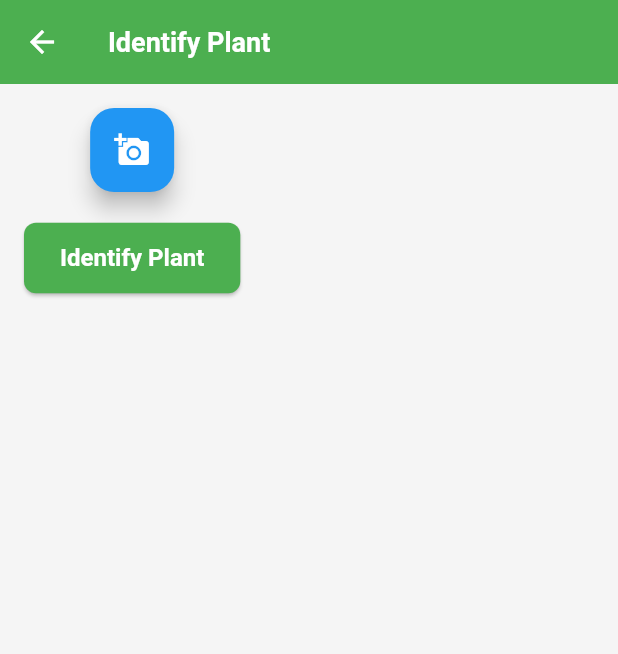
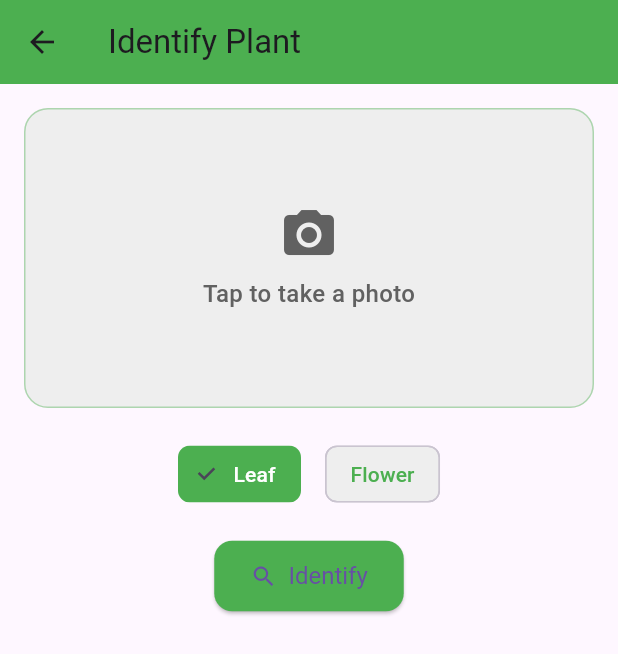
Before and after one commit to AT-Phillips/planty-palace, a Flutter app: the IdentifyPlantScreen screen opened by its route, on a phone screen of 412 x 824 dp. Shown: the top 654 px of the screen. Run offline on Flutter 3.47's test engine with Material 3 defaults, Android fonts, the phone set to English and light mode, and no system bars; our stand-ins replace image_picker, sqflite, sqflite_common_ffi; accounts and stored records are empty; statements that could not run were skipped.

Commit message:
Added/cleaned up camera capture files

```diff
--- a/lib/screens/identify_plant_screen.dart
+++ b/lib/screens/identify_plant_screen.dart
@@ -1,111 +1,89 @@
-import 'dart:convert';
 import 'dart:io';
 
 import 'package:flutter/material.dart';
-
-import '../helpers/plantnet_helper.dart';
-import '../widgets/image_picker_button.dart';
+import 'package:planty_palace/styles/app_theme.dart';
+import 'package:planty_palace/widgets/organ_toggle.dart';
+import 'package:planty_palace/widgets/identify_button.dart';
+import 'package:planty_palace/widgets/camera_capture_area.dart';
 
 class IdentifyPlantScreen extends StatefulWidget {
-  const IdentifyPlantScreen({super.key});
+  const IdentifyPlantScreen({Key? key}) : super(key: key);
 
   @override
   State<IdentifyPlantScreen> createState() => _IdentifyPlantScreenState();
 }
 
 class _IdentifyPlantScreenState extends State<IdentifyPlantScreen> {
+  String _selectedOrgan = 'leaf';
+  bool _showResultPreview = false;
   File? _pickedImage;
-  bool _isLoading = false;
-  Map<String, dynamic>? _results;
 
-  void _onImagePicked(File? image) {
-    if (image != null) {
-      setState(() {
-        _pickedImage = image;
-        _results = null;
-      });
-    }
+  void _onOrganChanged(String organ) {
+    setState(() {
+      _selectedOrgan = organ;
+    });
   }
 
-  Future<void> _identifyPlant() async {
+  void _onIdentifyPressed() {
     if (_pickedImage == null) {
       ScaffoldMessenger.of(context).showSnackBar(
-        const SnackBar(content: Text('Please capture a plant photo first')),
+        const SnackBar(content: Text('Please take a photo first.')),
       );
       return;
     }
 
     setState(() {
-      _isLoading = true;
-      _results = null;
+      _showResultPreview = true;
     });
 
-    final response = await PlantNetHelper.identifyPlant(images: [_pickedImage!]);
-
-    setState(() {
-      _isLoading = false;
-      _results = response;
-    });
-  }
-
-  Widget _buildImagePreview() {
-    if (_pickedImage == null) return const SizedBox.shrink();
-
-    return Padding(
-      padding: const EdgeInsets.only(top: 12.0),
-      child: Stack(
-        alignment: Alignment.topRight,
-        children: [
-          Image.file(_pickedImage!, width: double.infinity, height: 180, fit: BoxFit.cover),
-          GestureDetector(
-            onTap: () {
-              setState(() {
-                _pickedImage = null;
-                _results = null;
-              });
-            },
-            child: const CircleAvatar(
-              radius: 16,
-              backgroundColor: Colors.red,
-              child: Icon(Icons.close, size: 18, color: Colors.white),
-            ),
-          ),
-        ],
-      ),
-    );
-  }
-
-  Widget _buildResults() {
-    if (_results == null) return const SizedBox.shrink();
-
-    return SingleChildScrollView(
-      padding: const EdgeInsets.all(8),
-      child: Text(
-        JsonEncoder.withIndent('  ').convert(_results),
-        style: const TextStyle(fontFamily: 'monospace'),
-      ),
-    );
+    // TODO: Call Pl@ntNet service using _pickedImage and _selectedOrgan
   }
 
   @override
   Widget build(BuildContext context) {
     return Scaffold(
-      appBar: AppBar(title: const Text('Identify Plant')),
-      body: Padding(
-        padding: const EdgeInsets.all(16),
+      appBar: AppBar(
+        title: const Text('Identify Plant'),
+        backgroundColor: AppTheme.primaryColor,
+      ),
+      body: SingleChildScrollView(
+        padding: const EdgeInsets.all(16.0),
         child: Column(
           children: [
-            ImagePickerButton(onImagePicked: _onImagePicked),
-            _buildImagePreview(),
-            const SizedBox(height: 20),
-            ElevatedButton(
-              onPressed: _isLoading ? null : _identifyPlant,
-              child: _isLoading
-                  ? const CircularProgressIndicator(color: Colors.white)
-                  : const Text('Identify Plant'),
+            CameraCaptureArea(
+              onImagePicked: (File image) {
+                setState(() {
+                  _pickedImage = image;
+                  _showResultPreview = false;
+                });
+              },
             ),
             const SizedBox(height: 20),
-            Expanded(child: _buildResults()),
+            OrganToggle(
+              selectedOrgan: _selectedOrgan,
+              onChanged: _onOrganChanged,
+            ),
+            const SizedBox(height: 20),
+            IdentifyButton(onPressed: _onIdentifyPressed),
+            const SizedBox(height: 30),
+            AnimatedOpacity(
+              opacity: _showResultPreview ? 1.0 : 0.0,
+              duration: const Duration(milliseconds: 500),
+              child: _showResultPreview
+                  ? Container(
+                      width: double.infinity,
+                      padding: const EdgeInsets.all(16),
+                      decoration: BoxDecoration(
+                        color: Colors.green[50],
+                        borderRadius: BorderRadius.circular(16),
+                      ),
+                      child: const Text(
+                        'Result preview will show up here...',
+                        style: TextStyle(fontSize: 16),
+                      ),
+                    )
+                  : const SizedBox.shrink(),
+            ),
           ],
         ),
       ),
--- /dev/null
+++ b/lib/widgets/camera_capture_area.dart
@@ -0,0 +1,69 @@
+import 'dart:io';
+import 'package:flutter/material.dart';
+import 'package:planty_palace/helpers/image_picker_helper.dart';
+import 'package:planty_palace/styles/app_theme.dart';
+
+class CameraCaptureArea extends StatefulWidget {
+  final void Function(File image) onImagePicked;
+
+  const CameraCaptureArea({super.key, required this.onImagePicked});
+
+  @override
+  State<CameraCaptureArea> createState() => _CameraCaptureAreaState();
+}
+
+class _CameraCaptureAreaState extends State<CameraCaptureArea> {
+  File? _imageFile;
+
+  Future<void> _pickImageFromCamera() async {
+    final image = await ImagePickerHelper.pickImageFromCamera();
+    if (image != null) {
+      setState(() => _imageFile = image);
+      widget.onImagePicked(image);
+    }
+  }
+
+  @override
+  Widget build(BuildContext context) {
+    return InkWell(
+      onTap: _pickImageFromCamera,
+      borderRadius: BorderRadius.circular(16),
+      child: AnimatedContainer(
+        duration: const Duration(milliseconds: 300),
+        curve: Curves.easeInOut,
+        width: double.infinity,
+        height: 200,
+        decoration: BoxDecoration(
+          color: Colors.grey[200],
+          borderRadius: BorderRadius.circular(16),
+          border: Border.all(color: AppTheme.primaryColor.withOpacity(0.4)),
+        ),
+        child: _imageFile == null
+            ? Column(
+                mainAxisAlignment: MainAxisAlignment.center,
+                children: [
+                  Icon(Icons.camera_alt, size: 40, color: Colors.grey[700]),
+                  const SizedBox(height: 8),
+                  Text(
+                    'Tap to take a photo',
+                    style: TextStyle(
+                      color: Colors.grey[700],
+                      fontSize: 16,
+                      fontWeight: FontWeight.w500,
+                    ),
+                  ),
+                ],
+              )
+            : ClipRRect(
+                borderRadius: BorderRadius.circular(16),
+                child: Image.file(
+                  _imageFile!,
+                  fit: BoxFit.cover,
+                  width: double.infinity,
+                  height: 200,
+                ),
+              ),
+      ),
+    );
+  }
+}
--- /dev/null
+++ b/lib/widgets/identify_button.dart
@@ -0,0 +1,25 @@
+import 'package:flutter/material.dart';
+import 'package:planty_palace/styles/app_theme.dart';
+
+class IdentifyButton extends StatelessWidget {
+  final VoidCallback onPressed;
+
+  const IdentifyButton({Key? key, required this.onPressed}) : super(key: key);
+
+  @override
+  Widget build(BuildContext context) {
+    return ElevatedButton.icon(
+      icon: const Icon(Icons.search),
+      label: const Text('Identify'),
+      style: ElevatedButton.styleFrom(
+        backgroundColor: AppTheme.primaryColor,
+        padding: const EdgeInsets.symmetric(horizontal: 24, vertical: 14),
+        shape: RoundedRectangleBorder(
+          borderRadius: BorderRadius.circular(12),
+        ),
+        textStyle: const TextStyle(fontSize: 16),
+      ),
+      onPressed: onPressed,
+    );
+  }
+}
--- a/lib/widgets/image_picker_button.dart
+++ /dev/null
@@ -1,51 +0,0 @@
-// lib/widgets/image_picker_button.dart
-
-import 'dart:io';
-
-import 'package:flutter/material.dart';
-import '../helpers/image_picker_helper.dart';
-
-class ImagePickerButton extends StatelessWidget {
-  final void Function(File pickedImage) onImagePicked;
-
-  const ImagePickerButton({super.key, required this.onImagePicked});
-
-  void _showPicker(BuildContext context) {
-    showModalBottomSheet(
-      context: context,
-      builder: (_) => SafeArea(
-        child: Wrap(
-          children: [
-            ListTile(
-              leading: const Icon(Icons.camera_alt),
-              title: const Text('Take Photo'),
-              onTap: () async {
-                Navigator.of(context).pop();
-                final image = await ImagePickerHelper.pickImageFromCamera();
-                if (image != null) onImagePicked(image);
-              },
-            ),
-            ListTile(
-              leading: const Icon(Icons.photo_library),
-              title: const Text('Choose from Gallery'),
-              onTap: () async {
-                Navigator.of(context).pop();
-                final image = await ImagePickerHelper.pickImageFromGallery();
-                if (image != null) onImagePicked(image);
-              },
-            ),
-          ],
-        ),
-      ),
-    );
-  }
-
-  @override
-  Widget build(BuildContext context) {
-    return FloatingActionButton(
-      onPressed: () => _showPicker(context),
-      tooltip: 'Pick Image',
-      child: const Icon(Icons.add_a_photo),
-    );
-  }
-}
--- /dev/null
+++ b/lib/widgets/organ_toggle.dart
@@ -0,0 +1,36 @@
+import 'package:flutter/material.dart';
+import 'package:planty_palace/styles/app_theme.dart';
+
+class OrganToggle extends StatelessWidget {
+  final String selectedOrgan;
+  final ValueChanged<String> onChanged;
+
+  const OrganToggle({
+    Key? key,
+    required this.selectedOrgan,
+    required this.onChanged,
+  }) : super(key: key);
+
+  @override
+  Widget build(BuildContext context) {
+    return Row(
+      mainAxisAlignment: MainAxisAlignment.center,
+      children: ['leaf', 'flower'].map((organ) {
+        final isSelected = selectedOrgan == organ;
+        return Padding(
+          padding: const EdgeInsets.symmetric(horizontal: 8.0),
+          child: ChoiceChip(
+            label: Text(organ[0].toUpperCase() + organ.substring(1)),
+            selected: isSelected,
+            onSelected: (_) => onChanged(organ),
+            selectedColor: AppTheme.primaryColor,
+            labelStyle: TextStyle(
+              color: isSelected ? Colors.white : AppTheme.primaryColor,
+            ),
+            backgroundColor: Colors.grey[200],
+          ),
+        );
+      }).toList(),
+    );
+  }
+}
```
Also changed, not shown: lib/styles/app_theme.dart (renamed from lib/styles/theme.dart).
